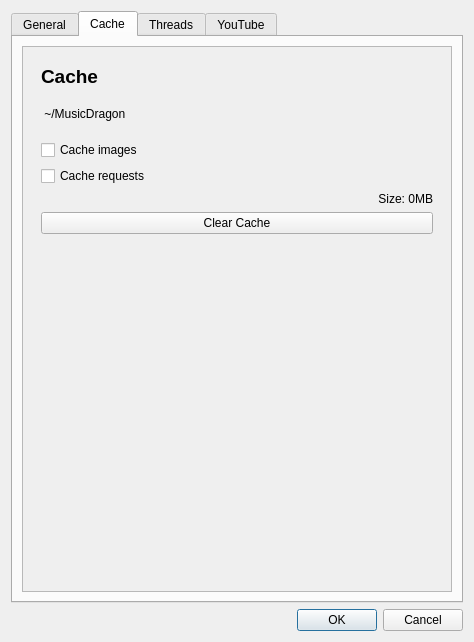
First picture: the form in res/ui/preferenceswindow.ui, repository Docheinstein/music-dragon, before the edit.
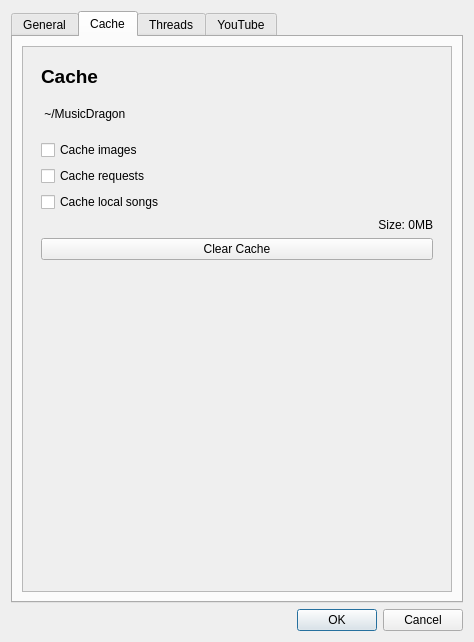
Second picture: the form after the edit. The open tabs and pages were chosen to show the change. Icons and pictures are not drawn. Custom widgets are drawn as their Qt base class.

Commit message: Local songs cache (metadata and images); Play track locally if available

```diff
--- a/res/ui/preferenceswindow.ui
+++ b/res/ui/preferenceswindow.ui
@@ -282,6 +282,13 @@
                 </property>
                </widget>
               </item>
+              <item>
+               <widget class="QCheckBox" name="cacheLocalSongs">
+                <property name="text">
+                 <string>Cache local songs</string>
+                </property>
+               </widget>
+              </item>
               <item>
                <widget class="QLabel" name="cacheSize">
                 <property name="text">
```
Left out of the diff: 2 changed lines with no effect on the pictures. The commit also changes 16 other files.
